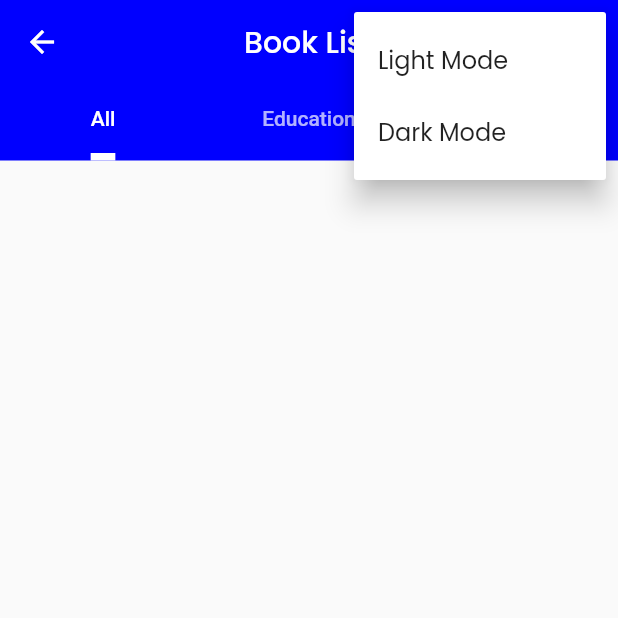
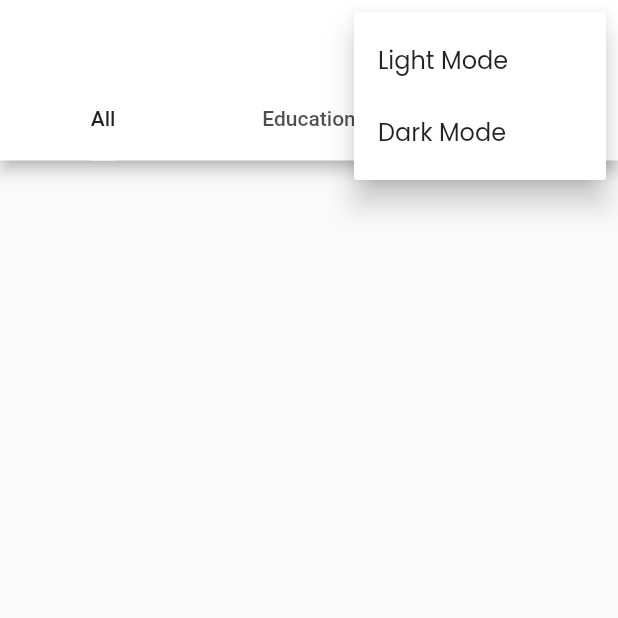
Before and after one commit to kevzhangz/books-app-flutter, a Flutter app: the screen it shows after launch, after a tap on the "more vert" icon, on a phone screen of 412 x 824 dp, the top half of it. Run offline on Flutter 3.47's test engine with Material 2 defaults, Android fonts, the phone set to English and light mode, and no system bars; our stand-ins replace google_fonts, hexcolor; network calls fail.

Commit message:
light and dark mode theme

```diff
--- a/lib/main.dart
+++ b/lib/main.dart
@@ -8,30 +8,71 @@ import 'package:hexcolor/hexcolor.dart';
 
 void main() => runApp(const BooksApp());
 
-ThemeData defaultTheme = ThemeData(
-    colorScheme: ColorScheme.fromSeed(
-      seedColor: HexColor('#0000FF'),
-      primary: HexColor('#0000FF')
-    ),
-    textTheme: GoogleFonts.poppinsTextTheme()
-);
+class ThemeClass {
+  Color lightPrimaryColor = HexColor('#FFFFFF');
+  Color darkPrimaryColor = HexColor('#09182D');
+  Color secondaryColor = HexColor('#ffffff');
+  Color accentColor = HexColor('#5b5b5b');
+  Color descLight = HexColor('#FFFFFF');
+  Color descDark = HexColor('#182B49');
 
-class BooksApp extends StatelessWidget {
+  static ThemeData lightTheme = ThemeData(
+      primaryColor: ThemeData.light().scaffoldBackgroundColor,
+      colorScheme: const ColorScheme.light().copyWith(
+          primary: _themeClass.lightPrimaryColor,
+          secondary: _themeClass.secondaryColor),
+      textTheme: GoogleFonts.poppinsTextTheme());
+  static ThemeData darkTheme = ThemeData(
+      primaryColor: ThemeData.dark().scaffoldBackgroundColor,
+      colorScheme: const ColorScheme.dark().copyWith(
+          primary: _themeClass.darkPrimaryColor,
+          secondary: _themeClass.accentColor));
+}
+
+///////
+// ThemeData defaultTheme = ThemeData(
+//     colorScheme: ColorScheme.fromSeed(
+//         seedColor: HexColor('#0000FF'), primary: HexColor('#0000FF')),
+//     textTheme: GoogleFonts.poppinsTextTheme());
+//////
+class BooksApp extends StatefulWidget {
   const BooksApp({super.key});
+
+  @override
+  _BooksAppState createState() => _BooksAppState();
+
+  /// InheritedWidget style accessor to our State object.
+  /// We can call this static method from any descendant context to find our
+  /// State object and switch the themeMode field value & call for a rebuild.
+  static _BooksAppState of(BuildContext context) =>
+      context.findAncestorStateOfType<_BooksAppState>()!;
+}
+
+class _BooksAppState extends State<BooksApp> {
+  ThemeMode _themeMode = ThemeMode.system;
 
   @override
   Widget build(BuildContext context) {
     return MaterialApp(
-      theme: defaultTheme,
+      theme: ThemeClass.lightTheme,
       debugShowCheckedModeBanner: false,
+      darkTheme: ThemeClass.darkTheme,
+      // darkTheme: ThemeData.dark(),
+      themeMode: _themeMode,
       home: const Books(['All', 'Education', 'Fantasy']),
       initialRoute: '/',
       onGenerateRoute: routeList,
     );
   }
+
+  void changeTheme(ThemeMode themeMode) {
+    setState(() {
+      _themeMode = themeMode;
+    });
+  }
 }
 
-Route<dynamic> routeList(RouteSettings routeSettings){
+Route<dynamic> routeList(RouteSettings routeSettings) {
   final args = routeSettings.arguments;
   final Route<dynamic> route;
 
@@ -48,11 +89,11 @@ Route<dynamic> routeList(RouteSettings routeSettings){
       break;
 
     default:
-      route = MaterialPageRoute(
-        builder: (context) => const PageNotFound()
-      );
+      route = MaterialPageRoute(builder: (context) => const PageNotFound());
       break;
   }
 
   return route;
 }
+
+ThemeClass _themeClass = ThemeClass();
--- a/lib/widget/books.dart
+++ b/lib/widget/books.dart
@@ -1,5 +1,6 @@
 import 'package:flutter/material.dart';
 import 'package:books_app/widget/books_listing.dart';
+import 'package:books_app/main.dart';
 import 'package:hexcolor/hexcolor.dart';
 
 class Books extends StatefulWidget {
@@ -12,16 +13,18 @@ class Books extends StatefulWidget {
 }
 
 class _BooksState extends State<Books> {
-  final darkblue = HexColor('#00007C');
+  final darkblue = HexColor('#0000fc');
 
   @override
-  Widget build(BuildContext context){
+  Widget build(BuildContext context) {
     return DefaultTabController(
       length: widget.list.length,
       child: Scaffold(
           appBar: AppBar(
-            backgroundColor: Theme.of(context).colorScheme.primary,
-            elevation: 0,
+              // backgroundColor: Theme.of(context).colorScheme.primary,
+              backgroundColor: Theme.of(context).brightness == Brightness.light
+                  ? _themeClass.lightPrimaryColor
+                  : _themeClass.darkPrimaryColor,
               centerTitle: true,
               leading: BackButton(
                 onPressed: () {},
@@ -32,6 +35,10 @@ class _BooksState extends State<Books> {
                   itemBuilder: (BuildContext context) {
                     return {'Light Mode', 'Dark Mode'}.map((String choice) {
                       return PopupMenuItem<String>(
+                        onTap: () => BooksApp.of(context).changeTheme(
+                            choice == 'Light Mode'
+                                ? ThemeMode.light
+                                : ThemeMode.dark),
                         value: choice,
                         child: Text(choice),
                       );
@@ -47,17 +54,16 @@ class _BooksState extends State<Books> {
                     Tab(text: 'All'),
                     Tab(text: 'Education'),
                     Tab(text: 'Fantasy'),
-              ]
-            )
-        ),
+                  ])),
           body: const TabBarView(
             children: [
               BooksListing("Programming"),
               BooksListing("Education"),
               BooksListing("Fantasy"),
             ],
-        )
-      ),
+          )),
     );
   }
 }
+
+ThemeClass _themeClass = ThemeClass();
```
Also changed, not shown: lib/widget/books_detail.dart (+52 -30 lines), pubspec.yaml (+2 -5 lines), 1 other file. Lines whose indentation alone changed are shown as unchanged.
